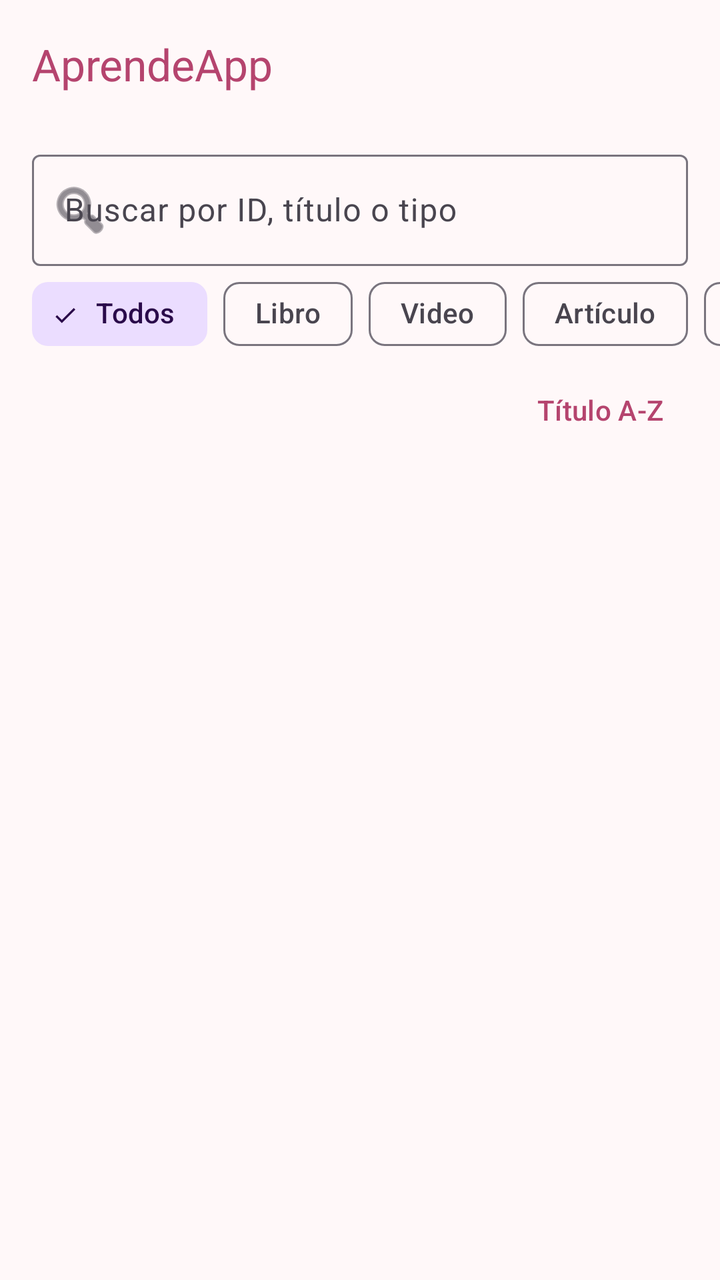
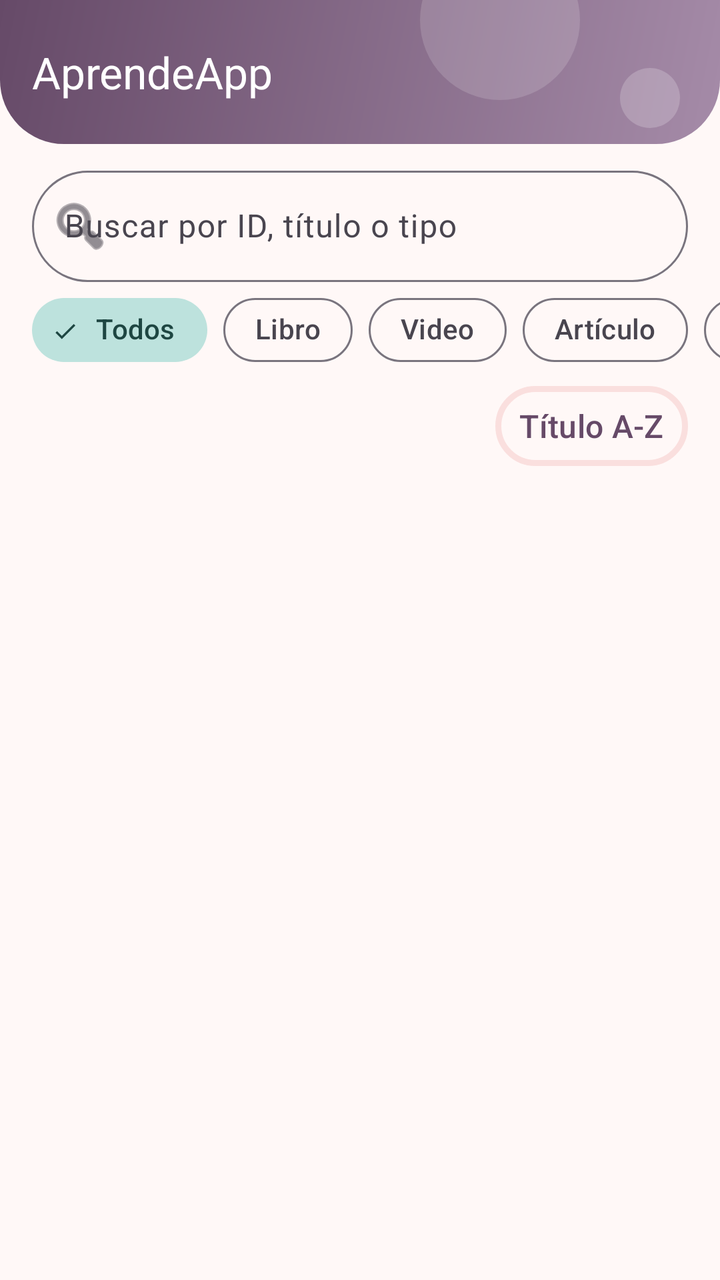

Two renders of the same Android screen: before a commit and after it. Below are the layout's source before the change and the commit's diff.
<!-- AndroidManifest.xml: application theme Theme.RecursosDeAprendizaje -->
<!-- res/layout/activity_main.xml -->
<?xml version="1.0" encoding="utf-8"?>
<LinearLayout xmlns:android="http://schemas.android.com/apk/res/android"
    xmlns:app="http://schemas.android.com/apk/res-auto"
    android:id="@+id/main"
    android:layout_width="match_parent"
    android:layout_height="match_parent"
    android:orientation="vertical">

    <com.google.android.material.appbar.MaterialToolbar
        android:id="@+id/toolbar"
        android:layout_width="match_parent"
        android:layout_height="?attr/actionBarSize"
        app:title="@string/app_name"
        app:titleTextColor="?attr/colorPrimary"
        app:subtitleTextColor="?attr/colorSecondary" />

    <com.google.android.material.textfield.TextInputLayout
        android:id="@+id/tilBuscar"
        style="@style/Widget.Material3.TextInputLayout.OutlinedBox"
        android:layout_width="match_parent"
        android:layout_height="wrap_content"
        android:layout_marginHorizontal="16dp"
        android:layout_marginTop="8dp"
        android:hint="@string/lista_buscar"
        app:endIconMode="clear_text"
        app:startIconDrawable="@android:drawable/ic_menu_search">

        <com.google.android.material.textfield.TextInputEditText
            android:id="@+id/etBuscar"
            android:layout_width="match_parent"
            android:layout_height="wrap_content"
            android:imeOptions="actionSearch"
            android:inputType="text"
            android:maxLines="1" />
    </com.google.android.material.textfield.TextInputLayout>

    <HorizontalScrollView
        android:layout_width="match_parent"
        android:layout_height="wrap_content"
        android:clipToPadding="false"
        android:paddingHorizontal="16dp"
        android:scrollbars="none">

        <com.google.android.material.chip.ChipGroup
            android:id="@+id/chipGroup"
            android:layout_width="wrap_content"
            android:layout_height="wrap_content"
            app:selectionRequired="true"
            app:singleLine="true"
            app:singleSelection="true">

            <com.google.android.material.chip.Chip
                android:id="@+id/chipTodos"
                style="@style/Widget.Material3.Chip.Filter"
                android:layout_width="wrap_content"
                android:layout_height="wrap_content"
                android:checked="true"
                android:text="@string/filtro_todos" />

            <com.google.android.material.chip.Chip
                android:id="@+id/chipLibro"
                style="@style/Widget.Material3.Chip.Filter"
                android:layout_width="wrap_content"
                android:layout_height="wrap_content"
                android:text="@string/tipo_libro" />

            <com.google.android.material.chip.Chip
                android:id="@+id/chipVideo"
                style="@style/Widget.Material3.Chip.Filter"
                android:layout_width="wrap_content"
                android:layout_height="wrap_content"
                android:text="@string/tipo_video" />

            <com.google.android.material.chip.Chip
                android:id="@+id/chipArticulo"
                style="@style/Widget.Material3.Chip.Filter"
                android:layout_width="wrap_content"
                android:layout_height="wrap_content"
                android:text="@string/tipo_articulo" />
        
            <com.google.android.material.chip.Chip
                android:id="@+id/chipFavoritos"
                style="@style/Widget.Material3.Chip.Filter"
                android:layout_width="wrap_content"
                android:layout_height="wrap_content"
                android:text="@string/filtro_favoritos" />
        </com.google.android.material.chip.ChipGroup>
    </HorizontalScrollView>

    <LinearLayout
        android:layout_width="match_parent"
        android:layout_height="wrap_content"
        android:gravity="center_vertical"
        android:orientation="horizontal"
        android:paddingHorizontal="16dp">

        <TextView
            android:id="@+id/tvContador"
            android:layout_width="0dp"
            android:layout_height="wrap_content"
            android:layout_weight="1"
            android:textAppearance="?attr/textAppearanceBodyMedium" />

        <com.google.android.material.button.MaterialButton
            android:id="@+id/btnOrden"
            style="@style/Widget.Material3.Button.TextButton"
            android:layout_width="wrap_content"
            android:layout_height="wrap_content"
            android:text="@string/orden_az" />
    </LinearLayout>

    <FrameLayout
        android:layout_width="match_parent"
        android:layout_height="0dp"
        android:layout_weight="1">

        <androidx.recyclerview.widget.RecyclerView
            android:id="@+id/rvRecursos"
            android:layout_width="match_parent"
            android:layout_height="match_parent"
            android:clipToPadding="false"
            android:paddingBottom="16dp" />

        <com.google.android.material.progressindicator.CircularProgressIndicator
            android:id="@+id/progress"
            android:layout_width="wrap_content"
            android:layout_height="wrap_content"
            android:layout_gravity="center"
            android:indeterminate="true"
            android:visibility="gone" />

        <LinearLayout
            android:id="@+id/layoutMensaje"
            android:layout_width="wrap_content"
            android:layout_height="wrap_content"
            android:layout_gravity="center"
            android:gravity="center_horizontal"
            android:orientation="vertical"
            android:padding="24dp"
            android:visibility="gone">

            <TextView
                android:id="@+id/tvMensaje"
                android:layout_width="wrap_content"
                android:layout_height="wrap_content"
                android:gravity="center"
                android:textAppearance="?attr/textAppearanceBodyLarge" />

            <com.google.android.material.button.MaterialButton
                android:id="@+id/btnReintentar"
                android:layout_width="wrap_content"
                android:layout_height="wrap_content"
                android:layout_marginTop="12dp"
                android:text="@string/lista_reintentar"
                android:visibility="gone" />
        </LinearLayout>
    </FrameLayout>
</LinearLayout>
<!-- resources referenced by this layout -->
<resources>
  <style name="Base.Theme.RecursosDeAprendizaje" parent="Theme.Material3.DayNight.NoActionBar">
          <item name="colorPrimary">@color/rosa</item>
          <item name="colorOnPrimary">@color/white</item>
          <item name="colorPrimaryContainer">@color/rosa_claro</item>
          <item name="colorOnPrimaryContainer">#3E0021</item>
          <item name="colorSecondary">@color/lila</item>
          <item name="colorOnSecondary">@color/white</item>
          <item name="colorSecondaryContainer">@color/lila_claro</item>
          <item name="colorOnSecondaryContainer">#2A0A4A</item>
          <item name="android:colorBackground">@color/rosa_fondo</item>
          <item name="colorSurface">@color/rosa_fondo</item>
          <item name="colorSurfaceContainerLow">@color/rosa_superficie</item>
          <item name="colorSurfaceContainer">@color/rosa_superficie</item>
          <item name="colorSurfaceContainerHigh">@color/rosa_claro</item>
          <item name="shapeAppearanceSmallComponent">@style/ShapeAppearance.App.Small</item>
          <item name="shapeAppearanceMediumComponent">@style/ShapeAppearance.App.Medium</item>
          <item name="shapeAppearanceLargeComponent">@style/ShapeAppearance.App.Large</item>
      </style>
  <color name="rosa">#B5446E</color>
  <color name="rosa_claro">#FFD9E3</color>
  <color name="lila">#7E5A9B</color>
  <color name="lila_claro">#EBDDFF</color>
  <color name="rosa_fondo">#FFF8F9</color>
  <color name="rosa_superficie">#FDECF0</color>
  <style name="ShapeAppearance.App.Small" parent="ShapeAppearance.Material3.SmallComponent">
          <item name="cornerFamily">rounded</item>
          <item name="cornerSize">16dp</item>
      </style>
  <style name="ShapeAppearance.App.Medium" parent="ShapeAppearance.Material3.MediumComponent">
          <item name="cornerFamily">rounded</item>
          <item name="cornerSize">24dp</item>
      </style>
  <style name="ShapeAppearance.App.Large" parent="ShapeAppearance.Material3.LargeComponent">
          <item name="cornerFamily">rounded</item>
          <item name="cornerSize">28dp</item>
      </style>
  <!-- unchanged entries left out for length: 11 -->
</resources>

<!-- the commit's change to res/layout/activity_main.xml (unified diff, before → after) -->
@@ -7,16 +7,18 @@
     android:orientation="vertical">
 
     <com.google.android.material.appbar.MaterialToolbar
+        android:background="@drawable/bg_toolbar"
+        android:theme="@style/ThemeOverlay.App.Toolbar"
+        app:titleTextColor="@color/white"
+        app:subtitleTextColor="@color/white"
         android:id="@+id/toolbar"
         android:layout_width="match_parent"
-        android:layout_height="?attr/actionBarSize"
-        app:title="@string/app_name"
-        app:titleTextColor="?attr/colorPrimary"
-        app:subtitleTextColor="?attr/colorSecondary" />
+        android:layout_height="72dp"
+        app:title="@string/app_name" />
 
     <com.google.android.material.textfield.TextInputLayout
         android:id="@+id/tilBuscar"
-        style="@style/Widget.Material3.TextInputLayout.OutlinedBox"
+        style="@style/Widget.App.TextInput"
         android:layout_width="match_parent"
         android:layout_height="wrap_content"
         android:layout_marginHorizontal="16dp"
@@ -51,7 +53,7 @@
 
             <com.google.android.material.chip.Chip
                 android:id="@+id/chipTodos"
-                style="@style/Widget.Material3.Chip.Filter"
+                style="@style/Widget.App.Chip"
                 android:layout_width="wrap_content"
                 android:layout_height="wrap_content"
                 android:checked="true"
@@ -59,28 +61,28 @@
 
             <com.google.android.material.chip.Chip
                 android:id="@+id/chipLibro"
-                style="@style/Widget.Material3.Chip.Filter"
+                style="@style/Widget.App.Chip"
                 android:layout_width="wrap_content"
                 android:layout_height="wrap_content"
                 android:text="@string/tipo_libro" />
 
             <com.google.android.material.chip.Chip
                 android:id="@+id/chipVideo"
-                style="@style/Widget.Material3.Chip.Filter"
+                style="@style/Widget.App.Chip"
                 android:layout_width="wrap_content"
                 android:layout_height="wrap_content"
                 android:text="@string/tipo_video" />
 
             <com.google.android.material.chip.Chip
                 android:id="@+id/chipArticulo"
-                style="@style/Widget.Material3.Chip.Filter"
+                style="@style/Widget.App.Chip"
                 android:layout_width="wrap_content"
                 android:layout_height="wrap_content"
                 android:text="@string/tipo_articulo" />
         
             <com.google.android.material.chip.Chip
                 android:id="@+id/chipFavoritos"
-                style="@style/Widget.Material3.Chip.Filter"
+                style="@style/Widget.App.Chip"
                 android:layout_width="wrap_content"
                 android:layout_height="wrap_content"
                 android:text="@string/filtro_favoritos" />
@@ -103,7 +105,7 @@
 
         <com.google.android.material.button.MaterialButton
             android:id="@+id/btnOrden"
-            style="@style/Widget.Material3.Button.TextButton"
+            style="@style/Widget.App.Button.Text"
             android:layout_width="wrap_content"
             android:layout_height="wrap_content"
             android:text="@string/orden_az" />
<!-- resource entries referenced after the edit -->
@@ -1,40 +1,117 @@
 <!-- resources referenced by this layout -->
 <resources>
+  <!-- drawable bg_toolbar (drawable) -->
+  <?xml version="1.0" encoding="utf-8"?>
+  <layer-list xmlns:android="http://schemas.android.com/apk/res/android">
+      <item>
+          <shape android:shape="rectangle">
+              <gradient
+                  android:angle="135"
+                  android:endColor="@color/degradado_fin"
+                  android:startColor="@color/degradado_inicio" />
+              <corners
+                  android:bottomLeftRadius="32dp"
+                  android:bottomRightRadius="32dp" />
+          </shape>
+      </item>
+      <item
+          android:width="80dp"
+          android:height="80dp"
+          android:gravity="top|end"
+          android:right="70dp"
+          android:top="-30dp">
+          <shape android:shape="oval">
+              <solid android:color="#26FFFFFF" />
+          </shape>
+      </item>
+      <item
+          android:width="30dp"
+          android:height="30dp"
+          android:bottom="8dp"
+          android:gravity="bottom|end"
+          android:right="20dp">
+          <shape android:shape="oval">
+              <solid android:color="#33FFFFFF" />
+          </shape>
+      </item>
+  </layer-list>
+  <style name="ThemeOverlay.App.Toolbar" parent="">
+          <item name="colorControlNormal">@color/white</item>
+      </style>
+  <style name="Widget.App.Button.Text" parent="Widget.Material3.Button.TextButton">
+          <item name="cornerRadius">40dp</item>
+          <item name="android:textAllCaps">false</item>
+          <item name="android:fontFamily">sans-serif-medium</item>
+      </style>
+  <style name="Widget.App.Chip" parent="Widget.Material3.Chip.Filter">
+          <item name="shapeAppearance">@style/ShapeAppearance.App.Pill</item>
+          <item name="android:fontFamily">sans-serif-medium</item>
+      </style>
+  <style name="Widget.App.TextInput" parent="Widget.Material3.TextInputLayout.OutlinedBox">
+          <item name="boxCornerRadiusTopStart">28dp</item>
+          <item name="boxCornerRadiusTopEnd">28dp</item>
+          <item name="boxCornerRadiusBottomStart">28dp</item>
+          <item name="boxCornerRadiusBottomEnd">28dp</item>
+      </style>
+  <color name="degradado_fin">#664A68</color>
+  <color name="degradado_inicio">#A58BA8</color>
+  <style name="ShapeAppearance.App.Pill" parent="">
+          <item name="cornerFamily">rounded</item>
+          <item name="cornerSize">50%</item>
+      </style>
   <style name="Base.Theme.RecursosDeAprendizaje" parent="Theme.Material3.DayNight.NoActionBar">
-          <item name="colorPrimary">@color/rosa</item>
+          <item name="colorPrimary">@color/morado_oscuro</item>
           <item name="colorOnPrimary">@color/white</item>
-          <item name="colorPrimaryContainer">@color/rosa_claro</item>
-          <item name="colorOnPrimaryContainer">#3E0021</item>
-          <item name="colorSecondary">@color/lila</item>
+          <item name="colorPrimaryContainer">@color/rosa_pastel</item>
+          <item name="colorOnPrimaryContainer">#3A2540</item>
+          <item name="colorSecondary">@color/teal_oscuro</item>
           <item name="colorOnSecondary">@color/white</item>
-          <item name="colorSecondaryContainer">@color/lila_claro</item>
-          <item name="colorOnSecondaryContainer">#2A0A4A</item>
-          <item name="android:colorBackground">@color/rosa_fondo</item>
-          <item name="colorSurface">@color/rosa_fondo</item>
-          <item name="colorSurfaceContainerLow">@color/rosa_superficie</item>
-          <item name="colorSurfaceContainer">@color/rosa_superficie</item>
-          <item name="colorSurfaceContainerHigh">@color/rosa_claro</item>
+          <item name="colorSecondaryContainer">@color/teal_pastel</item>
+          <item name="colorOnSecondaryContainer">#1E4642</item>
+          <item name="colorTertiaryContainer">@color/rosa_medio</item>
+          <item name="android:colorBackground">@color/fondo_crema</item>
+          <item name="colorSurface">@color/fondo_crema</item>
+          <item name="colorOnSurface">@color/texto_ciruela</item>
+          <item name="colorOnBackground">@color/texto_ciruela</item>
+          <item name="colorSurfaceContainerLow">@color/white</item>
+          <item name="colorSurfaceContainer">@color/superficie_rosa</item>
+          <item name="colorSurfaceContainerHigh">@color/rosa_pastel</item>
           <item name="shapeAppearanceSmallComponent">@style/ShapeAppearance.App.Small</item>
           <item name="shapeAppearanceMediumComponent">@style/ShapeAppearance.App.Medium</item>
           <item name="shapeAppearanceLargeComponent">@style/ShapeAppearance.App.Large</item>
+          <item name="materialButtonStyle">@style/Widget.App.Button</item>
+          <item name="textInputStyle">@style/Widget.App.TextInput</item>
       </style>
-  <color name="rosa">#B5446E</color>
-  <color name="rosa_claro">#FFD9E3</color>
-  <color name="lila">#7E5A9B</color>
-  <color name="lila_claro">#EBDDFF</color>
-  <color name="rosa_fondo">#FFF8F9</color>
-  <color name="rosa_superficie">#FDECF0</color>
+  <color name="morado_oscuro">#664A68</color>
+  <color name="rosa_pastel">#FADFDE</color>
+  <color name="teal_oscuro">#6BA39A</color>
+  <color name="teal_pastel">#BDE2DD</color>
+  <color name="rosa_medio">#F3B7B5</color>
+  <color name="fondo_crema">#FFF8F7</color>
+  <color name="texto_ciruela">#3D2B40</color>
+  <color name="superficie_rosa">#FDEDEC</color>
   <style name="ShapeAppearance.App.Small" parent="ShapeAppearance.Material3.SmallComponent">
           <item name="cornerFamily">rounded</item>
-          <item name="cornerSize">16dp</item>
+          <item name="cornerSize">20dp</item>
       </style>
   <style name="ShapeAppearance.App.Medium" parent="ShapeAppearance.Material3.MediumComponent">
           <item name="cornerFamily">rounded</item>
-          <item name="cornerSize">24dp</item>
+          <item name="cornerSize">28dp</item>
       </style>
   <style name="ShapeAppearance.App.Large" parent="ShapeAppearance.Material3.LargeComponent">
           <item name="cornerFamily">rounded</item>
-          <item name="cornerSize">28dp</item>
+          <item name="cornerSize">32dp</item>
+      </style>
+  <style name="Widget.App.Button" parent="Widget.Material3.Button">
+          <item name="cornerRadius">40dp</item>
+          <item name="android:minHeight">52dp</item>
+          <item name="android:insetTop">0dp</item>
+          <item name="android:insetBottom">0dp</item>
+          <item name="android:textAllCaps">false</item>
+          <item name="android:textSize">16sp</item>
+          <item name="android:fontFamily">sans-serif-medium</item>
+          <item name="strokeColor">?attr/colorPrimaryContainer</item>
+          <item name="strokeWidth">3dp</item>
       </style>
   <!-- unchanged entries left out for length: 11 -->
 </resources>
